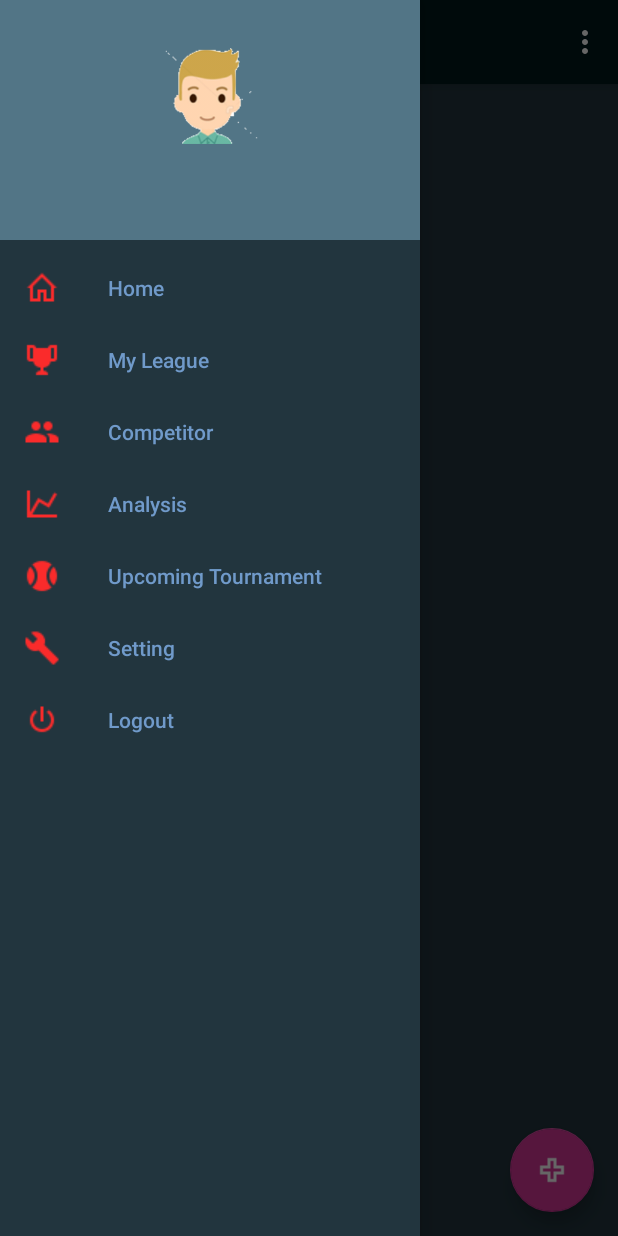
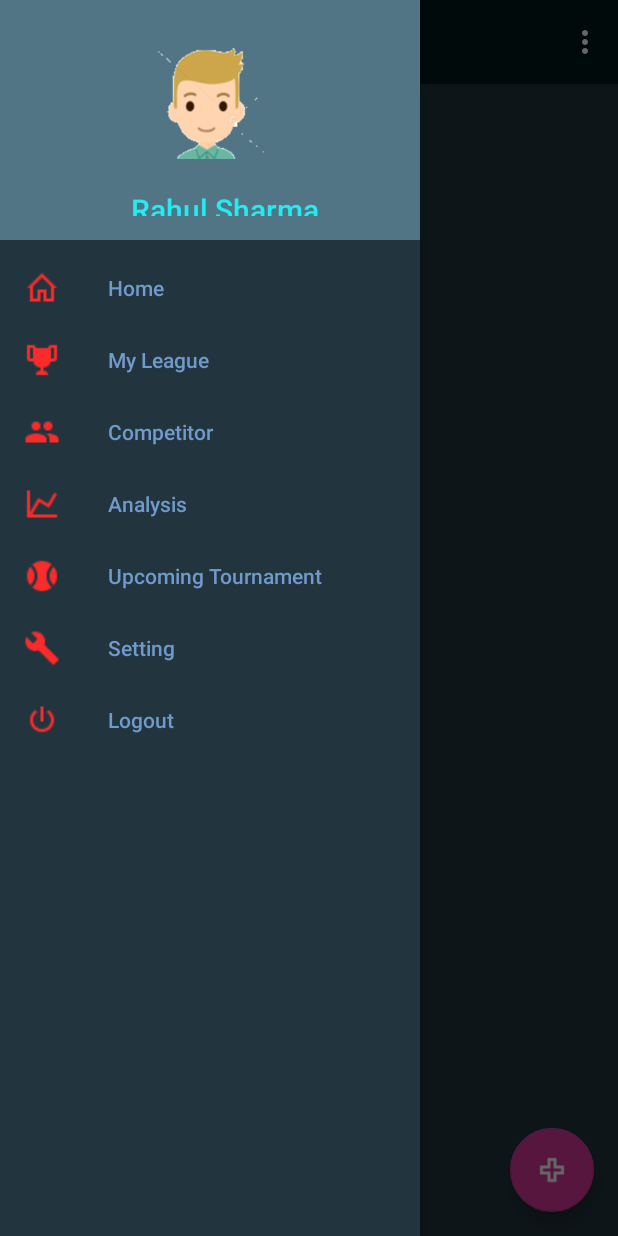
Before and after one commit to Rahulxlash/Proj106, an Android app: the Main_Activity screen opened directly, with no data from a screen before it, with the side drawer open, on a phone screen of 412 x 824 dp. Run offline under Robolectric (Android 15) with nearby library versions, the phone set to English and light mode, and no system bars; our stand-ins replace Picasso; libraries missing offline, so code that uses them is left out: com.facebook, com.facebook.login, jp.wasabeef.picasso, org.parceler, org.parceler.transfuse and 2 more; pictures from the network do not load; 8 statements that could not run were skipped.

Commit message:
Facebook profile image

```diff
--- a/app/build.gradle
+++ b/app/build.gradle
@@ -30,6 +30,10 @@ dependencies {
     })
     compile 'com.facebook.android:facebook-android-sdk:4.5.0'
     compile 'com.squareup.retrofit:retrofit:1.6.1'
+    compile 'com.squareup.picasso:picasso:2.5.2'
+    compile 'jp.wasabeef:picasso-transformations:2.1.0'
+    // If you want to use the GPU Filters
+    compile 'jp.co.cyberagent.android.gpuimage:gpuimage-library:1.4.1'
     compile 'com.google.code.gson:gson:2.3'
     compile 'org.parceler:parceler:0.2.13'
     compile 'com.android.support:appcompat-v7:24.2.1'
@@ -38,5 +42,7 @@ dependencies {
     compile 'com.android.support:cardview-v7:24.2.1'
     compile 'com.android.support:recyclerview-v7:24.2.1'
     compile 'com.android.support:support-v4:24.2.1'
+
     testCompile 'junit:junit:4.12'
+
 }
--- a/app/src/main/java/com/cricketta/league/Main_Activity.java
+++ b/app/src/main/java/com/cricketta/league/Main_Activity.java
@@ -3,6 +3,7 @@ package com.cricketta.league;
 import android.content.Context;
 import android.content.Intent;
 import android.content.SharedPreferences;
+import android.net.Uri;
 import android.os.Bundle;
 import android.support.design.widget.FloatingActionButton;
 import android.support.design.widget.Snackbar;
@@ -18,7 +19,11 @@ import android.view.MenuItem;
 import android.widget.ImageView;
 import android.widget.TextView;
 
+import com.facebook.Profile;
 import com.facebook.login.LoginManager;
+import com.squareup.picasso.Picasso;
+
+import jp.wasabeef.picasso.transformations.CropCircleTransformation;
 
 public class Main_Activity extends BaseActivity
         implements NavigationView.OnNavigationItemSelectedListener {
@@ -54,7 +59,11 @@ public class Main_Activity extends BaseActivity
         NavigationView navigationView = (NavigationView) findViewById(R.id.nav_view);
         navigationView.setNavigationItemSelectedListener(this);
         getPreferences();
-        setProfileImage(navigationView.getHeaderView(0));
+        //setProfileImage(navigationView.getHeaderView(0));
+        Uri imageUri = Profile.getCurrentProfile().getProfilePictureUri(400, 400);
+        ImgVwProfileImage = (ImageView) navigationView.getHeaderView(0).findViewById(R.id.profileImage);
+
+        Picasso.with(this).load(imageUri).transform(new CropCircleTransformation()).into(ImgVwProfileImage);
     }
 
     @Override
--- a/app/src/main/res/layout/nav_header_main_.xml
+++ b/app/src/main/res/layout/nav_header_main_.xml
@@ -12,12 +12,13 @@
     android:paddingTop="@dimen/activity_vertical_margin"
     android:theme="@style/ThemeOverlay.AppCompat.Dark">
 
-    <ImageView
-        android:id="@+id/profileImage"
-        android:layout_width="80dp"
-        android:layout_height="80dp"
-        android:paddingTop="@dimen/nav_header_vertical_spacing"
-        app:srcCompat="@drawable/prof_ico_2" />
+        <ImageView
+            android:id="@+id/profileImage"
+            android:layout_width="90dp"
+            android:layout_height="90dp"
+            android:paddingTop="@dimen/nav_header_vertical_spacing"
+            app:srcCompat="@drawable/prof_ico_2"
+            android:layout_gravity="center_vertical|center_horizontal" />
 
     <TextView
         android:id="@+id/txtUserName"
```
Also changed, not shown: app/src/main/res/drawable/round_button.xml (deleted, +0 -13 lines).
